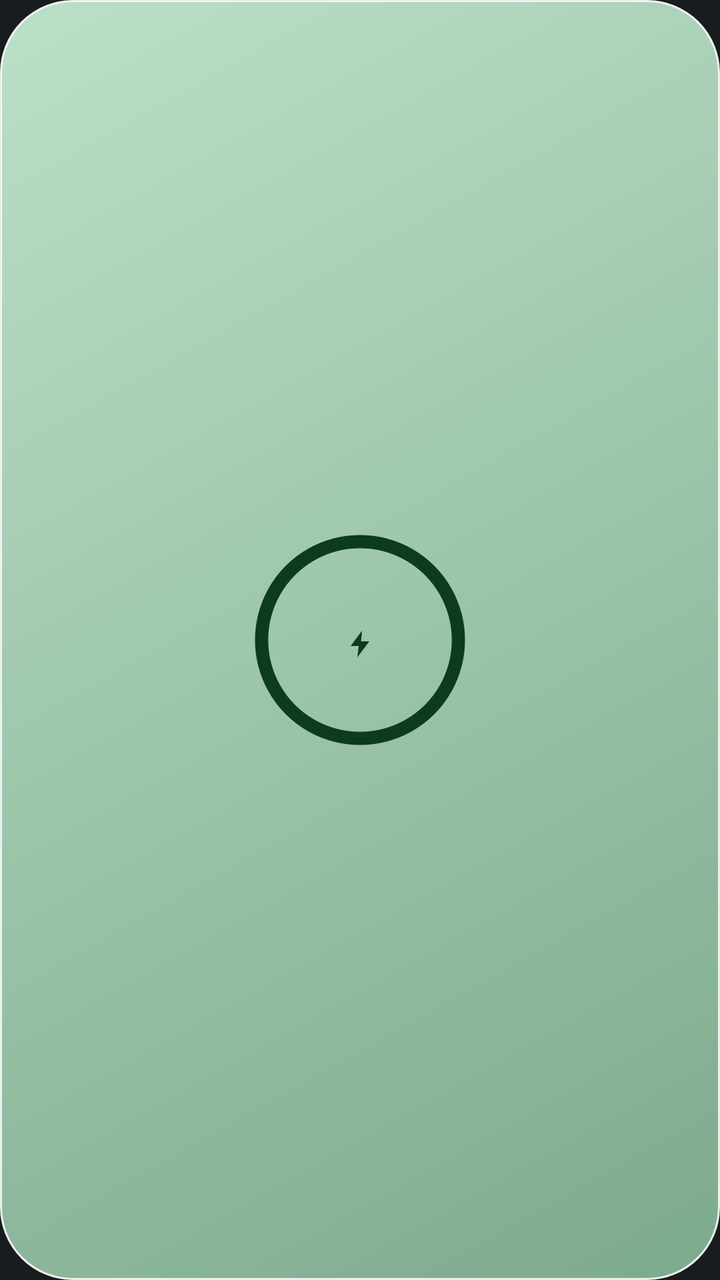
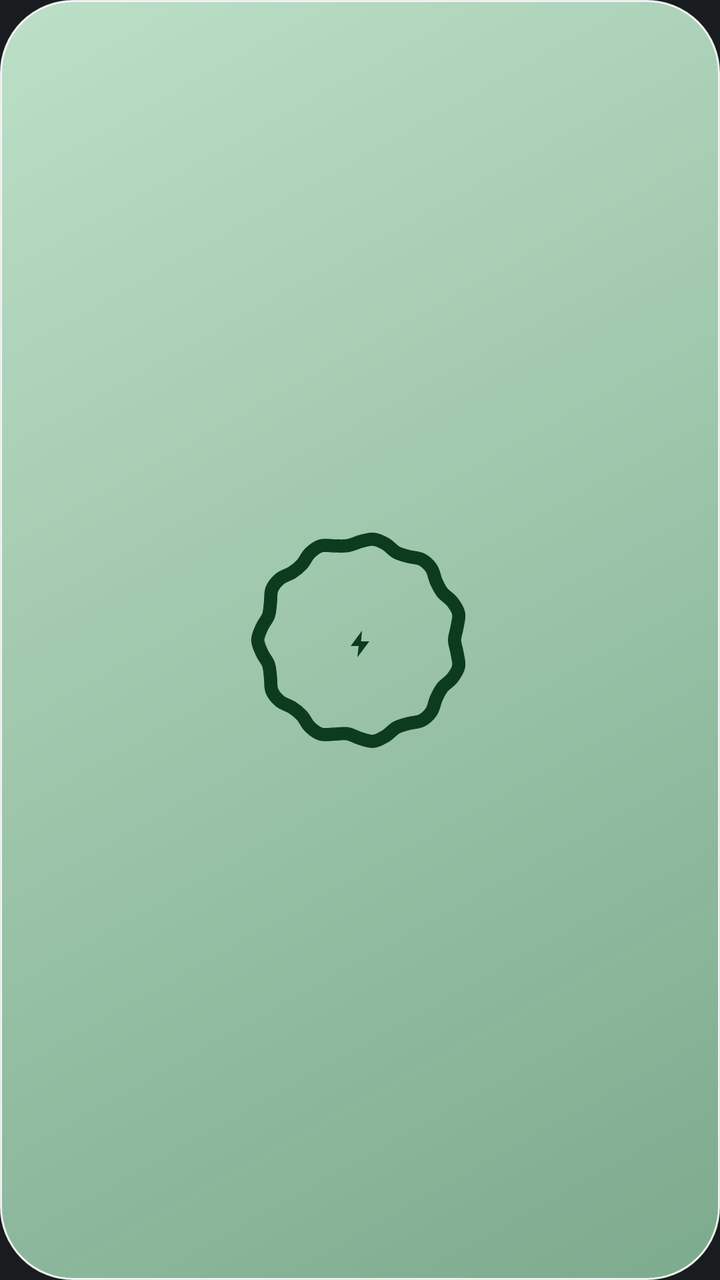

An Android layout rendered at two revisions. The XML below is the earlier revision; the diff shows what the commit changed to produce the second picture.
<!-- AndroidManifest.xml: application theme AppTheme -->
<!-- res/layout/g_battery_charge_100.xml -->
<?xml version="1.0" encoding="utf-8"?>
<FrameLayout xmlns:android="http://schemas.android.com/apk/res/android"
    android:id="@android:id/background"
    android:layout_width="match_parent"
    android:layout_height="match_parent"
    android:background="@drawable/g_card_charge"
    android:padding="14dp">

    <ImageView android:id="@+id/b_track" android:layout_width="match_parent" android:layout_height="match_parent" android:scaleType="fitCenter" android:tint="@color/g_charge_track" />
    <ImageView android:id="@+id/b_act" android:layout_width="match_parent" android:layout_height="match_parent" android:scaleType="fitCenter" android:tint="@color/g_on_charge" />

    
    <ProgressBar android:id="@+id/b_wave" android:layout_width="120dp" android:layout_height="120dp" android:layout_gravity="center" android:indeterminate="true" android:indeterminateBehavior="repeat" android:indeterminateDuration="1000" android:indeterminateDrawable="@drawable/charge_wave_100" android:indeterminateTint="@color/g_on_charge" android:indeterminateTintMode="src_in" />

    <LinearLayout
        android:layout_width="wrap_content"
        android:layout_height="wrap_content"
        android:layout_gravity="center"
        android:gravity="center_horizontal"
        android:orientation="vertical">
        <FrameLayout android:layout_width="wrap_content" android:layout_height="wrap_content">
            <ImageView android:id="@+id/b_num" android:layout_width="wrap_content" android:layout_height="wrap_content" android:tint="@color/g_on_charge" />
            <ImageView android:id="@+id/b_unit" android:layout_width="wrap_content" android:layout_height="wrap_content" android:alpha="0.8" android:tint="@color/g_on_charge" />
        </FrameLayout>
        <ImageView android:id="@+id/b_icon" android:layout_width="16dp" android:layout_height="16dp" android:layout_marginTop="4dp" android:src="@drawable/ic_bolt" android:tint="@color/g_on_charge" />
    </LinearLayout>
</FrameLayout>
<!-- resources referenced by this layout -->
<resources>
  <color name="g_charge_track">#FF7CC497</color>
  <color name="g_on_charge">#FF0C3B1E</color>
  <!-- drawable charge_wave_100: vector/xml drawable (drawable, 2244 chars, omitted) -->
  <!-- drawable g_card_charge (drawable) -->
  <?xml version="1.0" encoding="utf-8"?>
  <shape xmlns:android="http://schemas.android.com/apk/res/android" android:shape="rectangle">
      <corners android:radius="@dimen/card_radius" />
      <gradient android:angle="315" android:startColor="@color/g_charge_top" android:endColor="@color/g_charge_bottom" android:type="linear" />
      <stroke android:width="1dp" android:color="@color/glass_edge" />
  </shape>
  <!-- drawable ic_bolt (drawable) -->
  <?xml version="1.0" encoding="utf-8"?>
  <vector xmlns:android="http://schemas.android.com/apk/res/android" android:width="24dp" android:height="24dp" android:viewportWidth="24" android:viewportHeight="24">
      <path android:fillColor="#FFFFFFFF" android:pathData="M13.5,2L5,13.5h6L10,22l9,-12h-6.2z" />
  </vector>
  <style name="AppTheme" parent="@android:style/Theme.DeviceDefault.NoActionBar">
          <item name="android:windowBackground">@color/ui_bg</item>
          <item name="android:statusBarColor">@android:color/transparent</item>
          <item name="android:navigationBarColor">@android:color/transparent</item>
          <item name="android:windowLightStatusBar">false</item>
          <item name="android:windowLightNavigationBar">false</item>
      </style>
  <dimen name="card_radius">36dp</dimen>
  <color name="g_charge_top">#E6CDF4D9</color>
  <color name="g_charge_bottom">#B3A6E6BC</color>
  <color name="glass_edge">#E6FFFFFF</color>
  <color name="ui_bg">@android:color/system_neutral1_900</color>
</resources>

<!-- the commit's change to res/layout/g_battery_charge_100.xml (unified diff, before → after) -->
@@ -10,7 +10,7 @@
     <ImageView android:id="@+id/b_act" android:layout_width="match_parent" android:layout_height="match_parent" android:scaleType="fitCenter" android:tint="@color/g_on_charge" />
 
     
-    <ProgressBar android:id="@+id/b_wave" android:layout_width="120dp" android:layout_height="120dp" android:layout_gravity="center" android:indeterminate="true" android:indeterminateBehavior="repeat" android:indeterminateDuration="1000" android:indeterminateDrawable="@drawable/charge_wave_100" android:indeterminateTint="@color/g_on_charge" android:indeterminateTintMode="src_in" />
+    <ProgressBar android:id="@+id/b_wave" android:layout_width="120dp" android:layout_height="120dp" android:layout_gravity="center" android:indeterminate="true" android:indeterminateBehavior="repeat" android:indeterminateDuration="1600" android:indeterminateDrawable="@drawable/charge_wave_100" android:indeterminateTint="@color/g_on_charge" android:indeterminateTintMode="src_in" />
 
     <LinearLayout
         android:layout_width="wrap_content"
<!-- resource entries referenced after the edit -->
@@ -2,7 +2,7 @@
 <resources>
   <color name="g_charge_track">#FF7CC497</color>
   <color name="g_on_charge">#FF0C3B1E</color>
-  <!-- drawable charge_wave_100: vector/xml drawable (drawable, 2244 chars, omitted) -->
+  <!-- drawable charge_wave_100: vector/xml drawable (drawable, 138580 chars, omitted) -->
   <!-- drawable g_card_charge (drawable) -->
   <?xml version="1.0" encoding="utf-8"?>
   <shape xmlns:android="http://schemas.android.com/apk/res/android" android:shape="rectangle">
